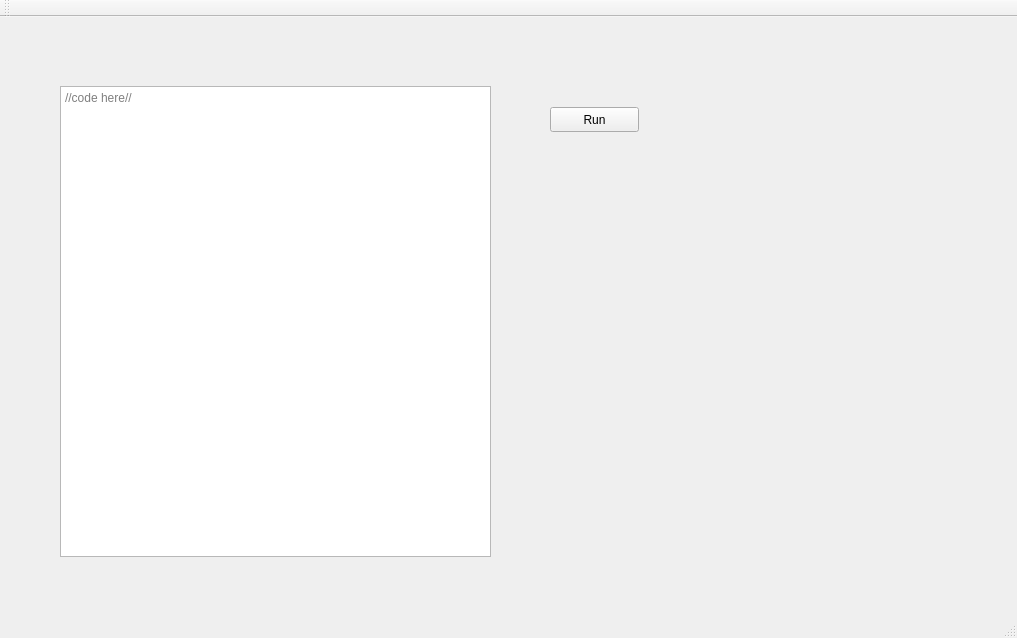
Before: the Qt Designer form gui/user_interface/mainwindow.ui in tarados-feroces/cryptosha, drawn with Qt 5.
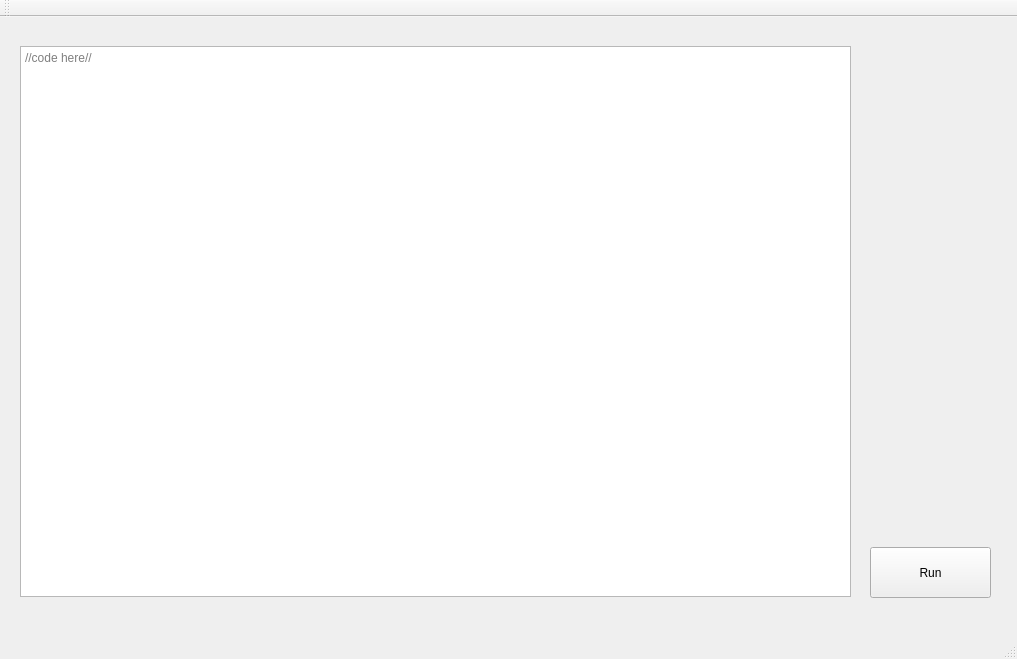
After: the same form once the commit is applied.

```diff
--- a/gui/user_interface/mainwindow.ui
+++ b/gui/user_interface/mainwindow.ui
@@ -7,7 +7,7 @@
     <x>0</x>
     <y>0</y>
     <width>1017</width>
-    <height>638</height>
+    <height>659</height>
    </rect>
   </property>
   <property name="windowTitle">
@@ -23,10 +23,10 @@
    <widget class="QPushButton" name="runButton">
     <property name="geometry">
      <rect>
-      <x>550</x>
-      <y>90</y>
-      <width>89</width>
-      <height>25</height>
+      <x>870</x>
+      <y>530</y>
+      <width>121</width>
+      <height>51</height>
      </rect>
     </property>
     <property name="text">
@@ -36,10 +36,10 @@
    <widget class="QTextEdit" name="textEdit">
     <property name="geometry">
      <rect>
-      <x>60</x>
-      <y>69</y>
-      <width>431</width>
-      <height>471</height>
+      <x>20</x>
+      <y>29</y>
+      <width>831</width>
+      <height>551</height>
      </rect>
     </property>
     <property name="cursor" stdset="0">
```
